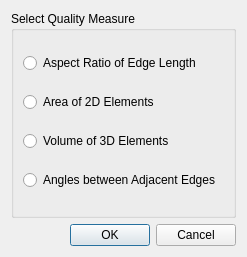
ufz/ogs, file Gui/DataView/MshQualitySelection.ui: the form before one commit.
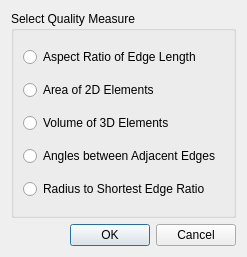
The form after the commit.

```diff
--- a/Gui/DataView/MshQualitySelection.ui
+++ b/Gui/DataView/MshQualitySelection.ui
@@ -48,6 +48,13 @@
         </property>
        </widget>
       </item>
+      <item>
+       <widget class="QRadioButton" name="choiceRadius">
+        <property name="text">
+         <string>Radius to Shortest Edge Ratio</string>
+        </property>
+       </widget>
+      </item>
      </layout>
     </widget>
    </item>
```
